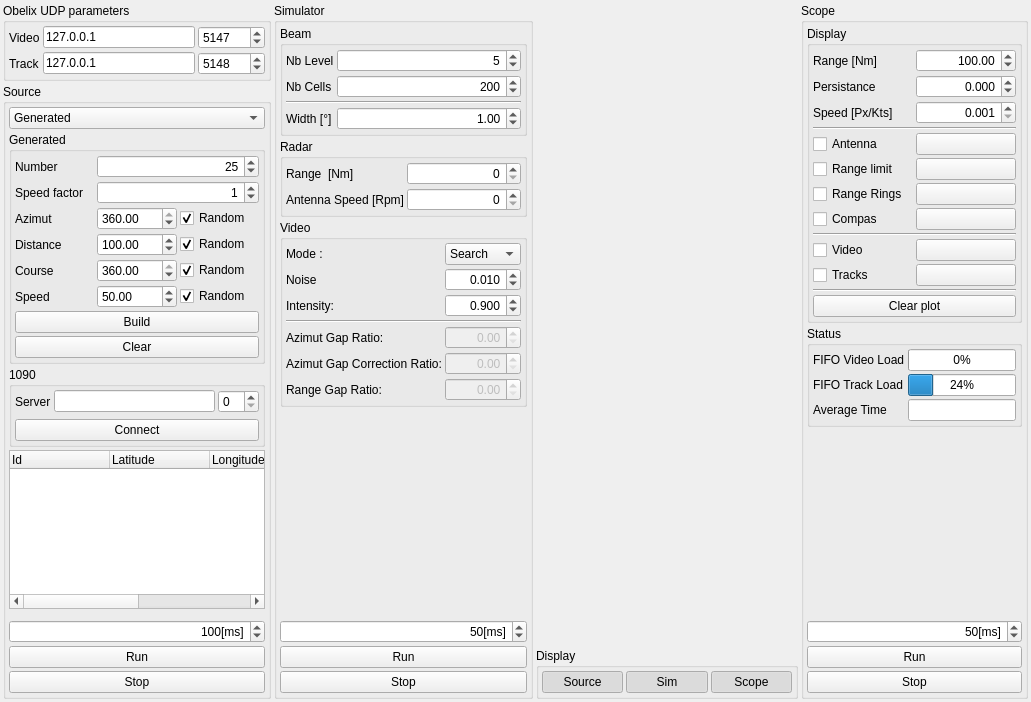
chootair/RadarObelix, file Src/ObelixTestApp/MainWindow.ui: the form before one commit.
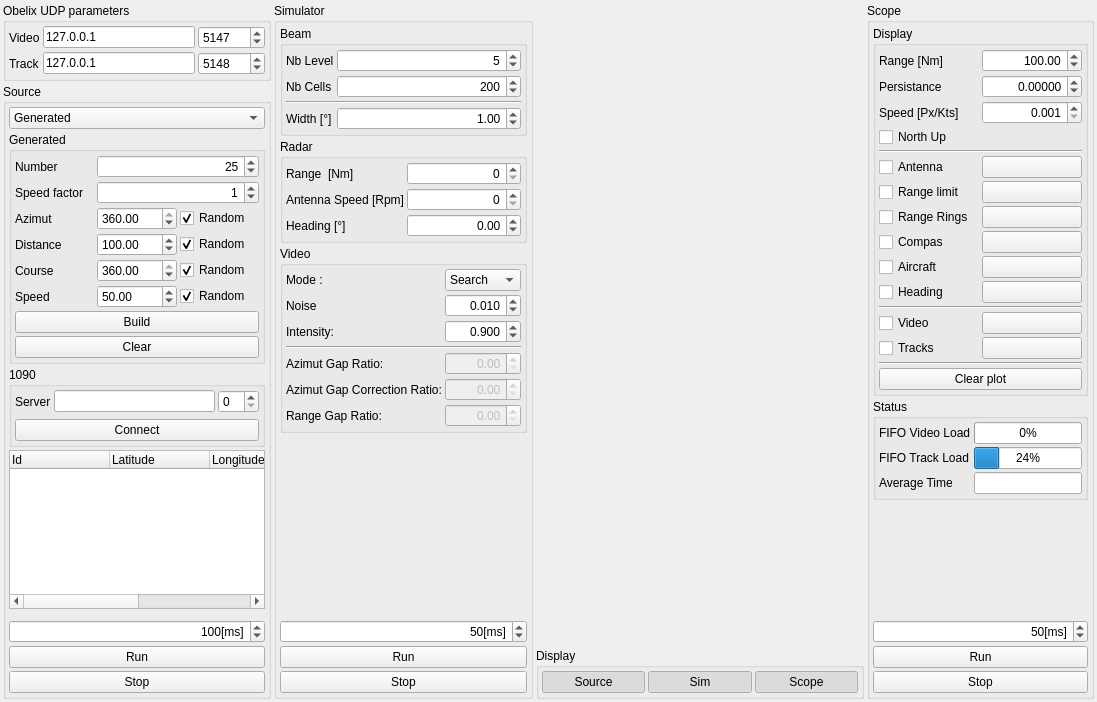
The form after the commit. Custom widgets are drawn as their Qt base class.

Commit message: Add Heading and Aircraft display

What changed in the file:
```diff
--- a/Src/ObelixTestApp/MainWindow.ui
+++ b/Src/ObelixTestApp/MainWindow.ui
@@ -6,7 +6,7 @@
    <rect>
     <x>0</x>
     <y>0</y>
-    <width>1031</width>
+    <width>1097</width>
     <height>702</height>
    </rect>
   </property>
@@ -406,6 +406,13 @@
             </property>
            </widget>
           </item>
+          <item row="1" column="1">
+           <widget class="QSpinBox" name="sbxRange">
+            <property name="alignment">
+             <set>Qt::AlignRight|Qt::AlignTrailing|Qt::AlignVCenter</set>
+            </property>
+           </widget>
+          </item>
           <item row="2" column="0">
            <widget class="QLabel" name="label_4">
             <property name="text">
@@ -420,11 +427,24 @@
             </property>
            </widget>
           </item>
-          <item row="1" column="1">
-           <widget class="QSpinBox" name="sbxRange">
+          <item row="3" column="0">
+           <widget class="QLabel" name="label_27">
+            <property name="text">
+             <string>Heading [°]</string>
+            </property>
+           </widget>
+          </item>
+          <item row="3" column="1">
+           <widget class="QDoubleSpinBox" name="sbxPlatformHeading">
             <property name="alignment">
              <set>Qt::AlignRight|Qt::AlignTrailing|Qt::AlignVCenter</set>
             </property>
+            <property name="minimum">
+             <double>-361.000000000000000</double>
+            </property>
+            <property name="maximum">
+             <double>361.000000000000000</double>
+            </property>
            </widget>
           </item>
          </layout>
@@ -962,7 +982,7 @@
              <set>Qt::AlignRight|Qt::AlignTrailing|Qt::AlignVCenter</set>
             </property>
             <property name="decimals">
-             <number>3</number>
+             <number>5</number>
             </property>
             <property name="minimum">
              <double>-1.000000000000000</double>
@@ -971,7 +991,7 @@
              <double>1.000000000000000</double>
             </property>
             <property name="singleStep">
-             <double>0.001000000000000</double>
+             <double>0.000100000000000</double>
             </property>
            </widget>
           </item>
@@ -982,14 +1002,14 @@
             </property>
            </widget>
           </item>
-          <item row="5" column="0">
+          <item row="6" column="0">
            <widget class="QCheckBox" name="ckxDispAntenna">
             <property name="text">
              <string>Antenna</string>
             </property>
            </widget>
           </item>
-          <item row="6" column="0">
+          <item row="7" column="0">
            <widget class="QCheckBox" name="ckxDispRangeLimit">
             <property name="text">
              <string>Range limit</string>
@@ -1013,12 +1033,9 @@
             <property name="singleStep">
              <double>0.010000000000000</double>
             </property>
-            <property name="stepType">
-             <enum>QAbstractSpinBox::AdaptiveDecimalStepType</enum>
-            </property>
            </widget>
           </item>
-          <item row="12" column="0">
+          <item row="15" column="0">
            <widget class="QCheckBox" name="ckxDispTracks">
             <property name="text">
              <string>Tracks</string>
@@ -1032,35 +1049,35 @@
             </property>
            </widget>
           </item>
-          <item row="14" column="0" colspan="2">
+          <item row="18" column="0" colspan="2">
            <widget class="QPushButton" name="pbxClearScope">
             <property name="text">
              <string>Clear plot</string>
             </property>
            </widget>
           </item>
-          <item row="7" column="1">
+          <item row="8" column="1">
            <widget class="ColorPickerButton" name="pbxColorRangeRing">
             <property name="text">
              <string/>
             </property>
            </widget>
           </item>
-          <item row="7" column="0">
+          <item row="8" column="0">
            <widget class="QCheckBox" name="ckxDispRangeRings">
             <property name="text">
              <string>Range Rings</string>
             </property>
            </widget>
           </item>
-          <item row="9" column="0">
+          <item row="10" column="0">
            <widget class="QCheckBox" name="ckxDispCompas">
             <property name="text">
              <string>Compas</string>
             </property>
            </widget>
           </item>
-          <item row="6" column="1">
+          <item row="7" column="1">
            <widget class="ColorPickerButton" name="pbxColorRangeLimit">
             <property name="text">
              <string/>
@@ -1074,27 +1091,34 @@
             </property>
            </widget>
           </item>
-          <item row="5" column="1">
+          <item row="6" column="1">
            <widget class="ColorPickerButton" name="pbxColorAntenna">
             <property name="text">
              <string/>
             </property>
            </widget>
           </item>
-          <item row="4" column="0" colspan="2">
-           <widget class="Line" name="line_2">
-            <property name="orientation">
-             <enum>Qt::Horizontal</enum>
-            </property>
-           </widget>
-          </item>
-          <item row="10" column="0" colspan="2">
+          <item row="13" column="0" colspan="2">
            <widget class="Line" name="line_4">
             <property name="orientation">
              <enum>Qt::Horizontal</enum>
             </property>
            </widget>
           </item>
+          <item row="5" column="0" colspan="2">
+           <widget class="Line" name="line_2">
+            <property name="orientation">
+             <enum>Qt::Horizontal</enum>
+            </property>
+           </widget>
+          </item>
+          <item row="17" column="0" colspan="2">
+           <widget class="Line" name="line_3">
+            <property name="orientation">
+             <enum>Qt::Horizontal</enum>
+            </property>
+           </widget>
+          </item>
           <item row="1" column="1">
            <widget class="QDoubleSpinBox" name="sbxScopeDisplayRange">
             <property name="alignment">
@@ -1111,41 +1135,69 @@
             </property>
            </widget>
           </item>
-          <item row="13" column="0" colspan="2">
-           <widget class="Line" name="line_3">
-            <property name="orientation">
-             <enum>Qt::Horizontal</enum>
-            </property>
-           </widget>
-          </item>
-          <item row="11" column="0">
+          <item row="14" column="0">
            <widget class="QCheckBox" name="ckxDispVideo">
             <property name="text">
              <string>Video</string>
             </property>
            </widget>
           </item>
-          <item row="9" column="1">
+          <item row="10" column="1">
            <widget class="ColorPickerButton" name="pbxColorCompas">
             <property name="text">
              <string/>
             </property>
            </widget>
           </item>
-          <item row="11" column="1">
+          <item row="14" column="1">
            <widget class="ColorPickerButton" name="pbxColorVideo">
             <property name="text">
              <string/>
             </property>
            </widget>
           </item>
-          <item row="12" column="1">
+          <item row="15" column="1">
            <widget class="ColorPickerButton" name="pbxColorTrack">
             <property name="text">
              <string/>
             </property>
            </widget>
           </item>
+          <item row="12" column="1">
+           <widget class="ColorPickerButton" name="pbxColorHeading">
+            <property name="text">
+             <string/>
+            </property>
+           </widget>
+          </item>
+          <item row="11" column="0">
+           <widget class="QCheckBox" name="ckxDispAircraft">
+            <property name="text">
+             <string>Aircraft</string>
+            </property>
+           </widget>
+          </item>
+          <item row="12" column="0">
+           <widget class="QCheckBox" name="ckxDispHeading">
+            <property name="text">
+             <string>Heading</string>
+            </property>
+           </widget>
+          </item>
+          <item row="11" column="1">
+           <widget class="ColorPickerButton" name="pbxColorAircraft">
+            <property name="text">
+             <string/>
+            </property>
+           </widget>
+          </item>
+          <item row="4" column="0">
+           <widget class="QCheckBox" name="ckxNorthUp">
+            <property name="text">
+             <string>North Up</string>
+            </property>
+           </widget>
+          </item>
          </layout>
         </widget>
        </item>
```
The commit also changes 10 other files.
